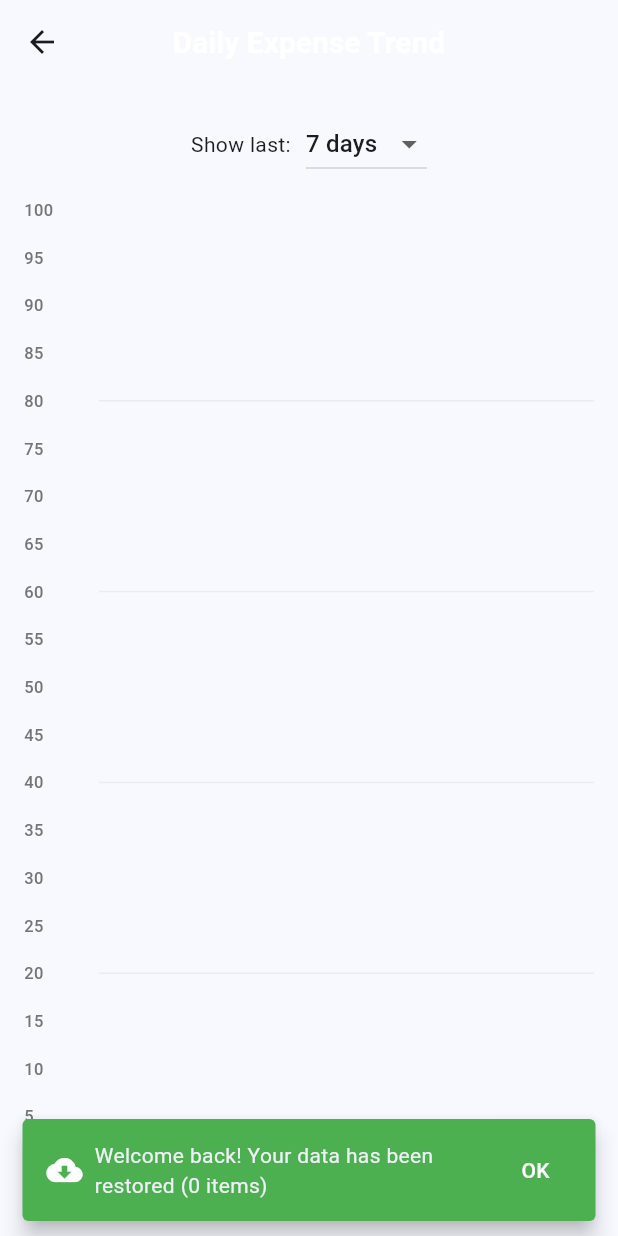
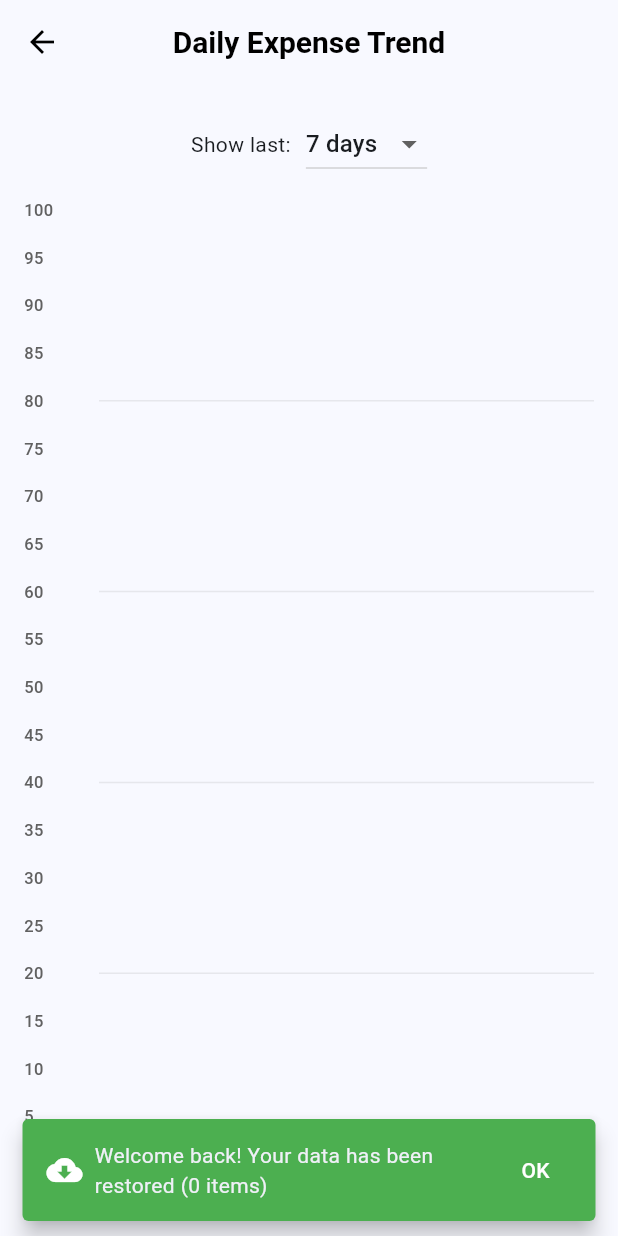
Before and after one commit to arafat-mahmud/expensetracker, a Flutter app: the DailyExpenseTrendPage screen opened directly, on a phone screen of 412 x 824 dp. Run offline on Flutter 3.47's test engine with Material 3 defaults, Android fonts, the phone set to English and light mode, and no system bars; drawn by our look-alikes of fl_chart; our stand-ins replace cloud_firestore, firebase_auth, firebase_core, google_fonts, google_sign_in, hive and 5 more; missing offline and left inert: extension_google_sign_in_as_googleapis_auth, googleapis; accounts and stored records are empty.

Commit message:
feat: Enhance dark mode support in DailyExpenseTrendPage and DailyBarChart widgets

```diff
--- a/lib/screens/daily_expense_trend_page.dart
+++ b/lib/screens/daily_expense_trend_page.dart
@@ -17,10 +17,20 @@ class _DailyExpenseTrendPageState extends State<DailyExpenseTrendPage> {
   Widget build(BuildContext context) {
     final expenseProvider = Provider.of<ExpenseProvider>(context);
     final dailyExpense = expenseProvider.getDailyExpenseForLastNDays(_days);
+    final isDark = Theme.of(context).brightness == Brightness.dark;
 
     return Scaffold(
       appBar: AppBar(
-        title: const Text('Daily Expense Trend'),
+        title: Text(
+          'Daily Expense Trend',
+          style: TextStyle(
+            color: isDark ? Colors.white : Colors.black,
+            fontWeight: FontWeight.bold,
+          ),
+        ),
+        iconTheme: IconThemeData(
+          color: isDark ? Colors.white : Colors.black,
+        ),
       ),
       body: Padding(
         padding: const EdgeInsets.all(16.0),
--- a/lib/widgets/daily_bar_chart.dart
+++ b/lib/widgets/daily_bar_chart.dart
@@ -18,6 +18,9 @@ class DailyBarChart extends StatelessWidget {
         child: Text('No expense data for this month'),
       );
     }
+
+    final isDark = Theme.of(context).brightness == Brightness.dark;
+    final textColor = isDark ? Colors.grey[400] : Colors.grey[700];
 
     final maxY = dailyExpense.values
         .fold(0.0, (max, value) => value > max ? value : max);
@@ -72,7 +75,7 @@ class DailyBarChart extends StatelessWidget {
                       style: TextStyle(
                         fontSize: 11,
                         fontWeight: FontWeight.w500,
-                        color: Colors.grey[600],
+                        color: textColor,
                       ),
                     ),
                   );
@@ -85,7 +88,7 @@ class DailyBarChart extends StatelessWidget {
                         style: TextStyle(
                           fontSize: 11,
                           fontWeight: FontWeight.w500,
-                          color: Colors.grey[600],
+                          color: textColor,
                         ),
                       ),
                     );
@@ -99,7 +102,7 @@ class DailyBarChart extends StatelessWidget {
                         style: TextStyle(
                           fontSize: 11,
                           fontWeight: FontWeight.w500,
-                          color: Colors.grey[600],
+                          color: textColor,
                         ),
                       ),
                     );
@@ -122,7 +125,7 @@ class DailyBarChart extends StatelessWidget {
                       style: TextStyle(
                         fontSize: 11,
                         fontWeight: FontWeight.w500,
-                        color: Colors.grey[600],
+                        color: textColor,
                       ),
                     ),
                   );
@@ -134,7 +137,7 @@ class DailyBarChart extends StatelessWidget {
                     style: TextStyle(
                       fontSize: 11,
                       fontWeight: FontWeight.w500,
-                      color: Colors.grey[600],
+                      color: textColor,
                     ),
                   ),
                 );
@@ -155,7 +158,9 @@ class DailyBarChart extends StatelessWidget {
           horizontalInterval: scaledMaxY / 5,
           getDrawingHorizontalLine: (value) {
             return FlLine(
-              color: Colors.grey.withOpacity(0.15),
+              color: isDark
+                  ? Colors.grey.withOpacity(0.15)
+                  : Colors.grey.withOpacity(0.2),
               strokeWidth: 1,
             );
           },
```
